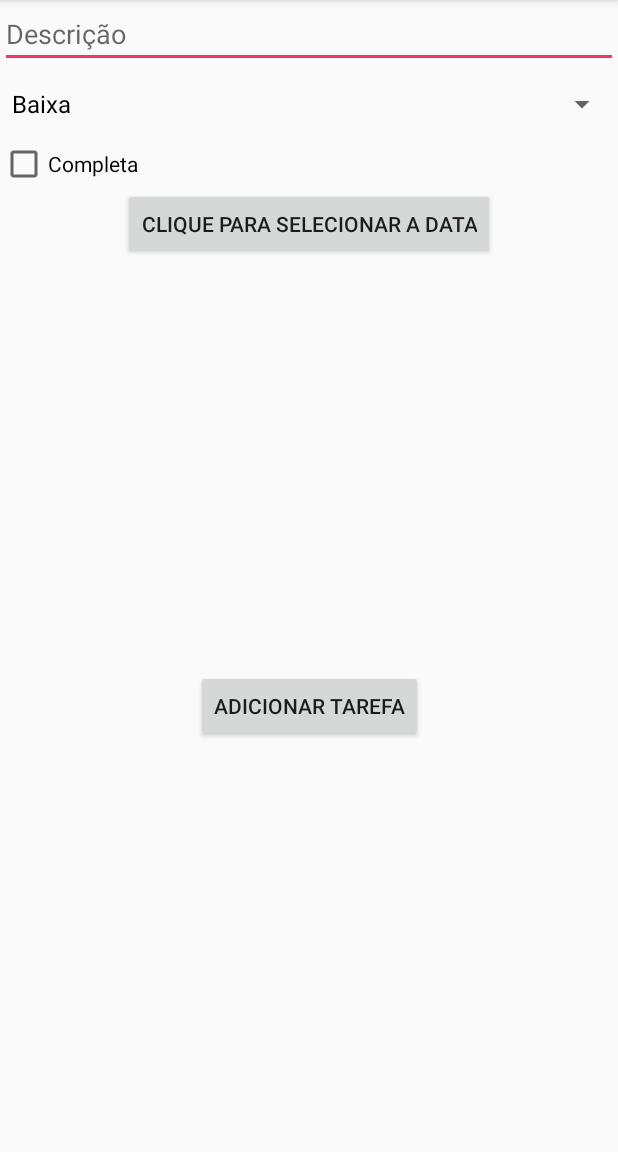
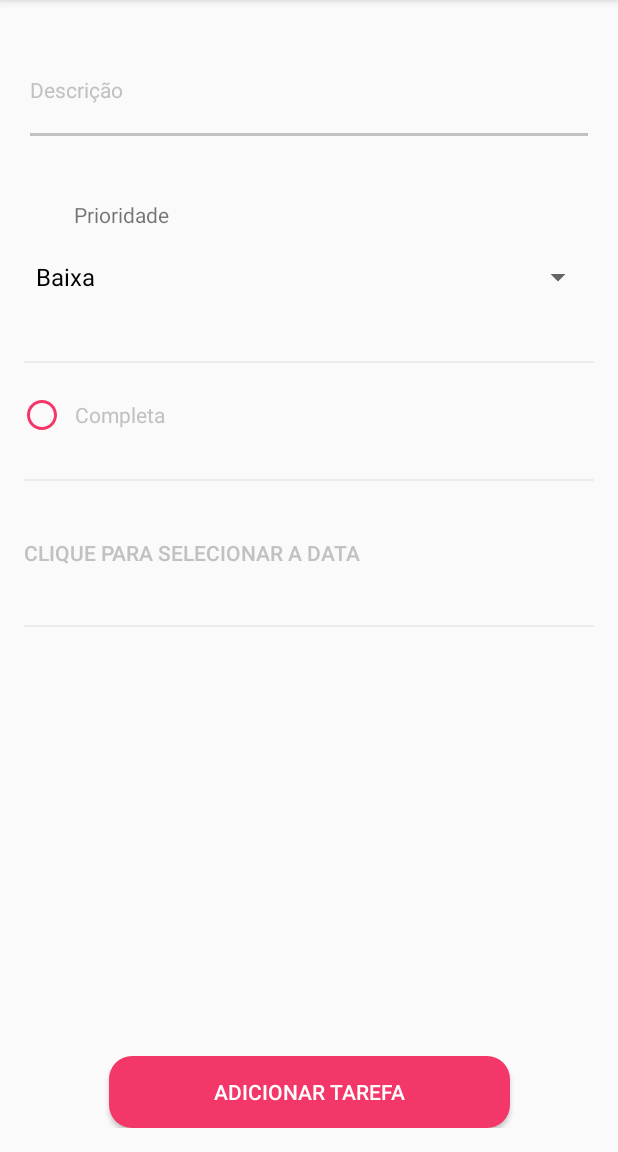
Before and after one commit to pedrvaldir/TaskProject, an Android app: the TaskFormActivity screen opened directly, with no data from a screen before it, on a phone screen of 412 x 824 dp, the part 84-1236 px from its top. Run offline under Robolectric (Android 15) with nearby library versions, the phone set to English and light mode, and no system bars.

Commit message:
adjusting layouts and finalizing project

```diff
--- a/app/build.gradle
+++ b/app/build.gradle
@@ -12,6 +12,7 @@ android {
         targetSdkVersion 28
         versionCode 1
         versionName "1.0"
+        vectorDrawables.useSupportLibrary = true
         testInstrumentationRunner "android.support.test.runner.AndroidJUnitRunner"
     }
     buildTypes {
--- a/app/src/main/java/com/taskproject/valdir/taskproject/views/LoginActivity.kt
+++ b/app/src/main/java/com/taskproject/valdir/taskproject/views/LoginActivity.kt
@@ -43,12 +43,16 @@ class LoginActivity : AppCompatActivity(), View.OnClickListener {
 
     private fun setListeners() {
         btnLogin.setOnClickListener(this)
+        textRegister.setOnClickListener(this)
     }
 
     override fun onClick(v: View) {
         when (v.id){
             R.id.btnLogin ->{
                 handleLogin()
+            }
+            R.id.textRegister ->{
+                startActivity(Intent(this,  RegisterActivity::class.java))
             }
         }
     }
--- a/app/src/main/res/layout-land/activity_login.xml
+++ b/app/src/main/res/layout-land/activity_login.xml
@@ -66,7 +66,7 @@
             android:text="Cadastre-se"
             android:layout_width="wrap_content"
             android:layout_height="wrap_content"
-            android:id="@+id/textView3"
+            android:id="@+id/textRegister"
             app:layout_constraintBottom_toBottomOf="parent"
             style="@style/mWhiteTextView" android:textStyle="bold"
             android:layout_marginStart="8dp"
--- a/app/src/main/res/layout/activity_login.xml
+++ b/app/src/main/res/layout/activity_login.xml
@@ -65,7 +65,7 @@
             android:text="Cadastre-se"
             android:layout_width="wrap_content"
             android:layout_height="wrap_content"
-            android:id="@+id/textView3"
+            android:id="@+id/textRegister"
             app:layout_constraintBottom_toBottomOf="parent" app:layout_constraintEnd_toStartOf="@+id/guideline3"
             style="@style/mWhiteTextView" android:textStyle="bold"/>
 
--- a/app/src/main/res/layout/activity_task_form.xml
+++ b/app/src/main/res/layout/activity_task_form.xml
@@ -5,47 +5,85 @@
         xmlns:app="http://schemas.android.com/apk/res-auto"
         android:layout_width="match_parent"
         android:layout_height="match_parent"
-        tools:context=".views.TaskFormActivity">
+        android:padding="16dp"
+        tools:context=".views.TaskFormActivity" android:background="@android:color/transparent">
     <EditText
             android:id="@+id/editDescription"
             android:layout_width="0dp"
             android:layout_height="wrap_content"
             android:hint="@string/descricao"
             app:layout_constraintEnd_toEndOf="parent"
-            app:layout_constraintStart_toStartOf="parent"/>
+            app:layout_constraintStart_toStartOf="parent" android:layout_marginTop="16dp"
+            app:layout_constraintTop_toTopOf="parent" style="@style/mGrayEditText" android:lines="2"/>
 
+    <TextView
+            android:text="@string/tv_prioridade_register"
+            android:layout_width="wrap_content"
+            android:layout_height="wrap_content"
+            android:id="@+id/textView2" android:layout_marginTop="36dp"
+            app:layout_constraintTop_toBottomOf="@+id/editDescription" app:layout_constraintStart_toStartOf="parent"
+            android:layout_marginStart="8dp" android:paddingLeft="25dp"/>
     <Spinner
             android:id="@+id/spinnerPriority"
             android:layout_width="0dp"
             android:layout_height="wrap_content"
             app:layout_constraintEnd_toEndOf="parent"
             app:layout_constraintStart_toStartOf="parent"
-            app:layout_constraintTop_toBottomOf="@+id/editDescription"/>
+            app:layout_constraintTop_toBottomOf="@+id/textView2" android:layout_marginTop="8dp"/>
+
+    <View
+            android:layout_width="match_parent"
+            android:layout_height="1dp"
+            android:background="#ececec"
+            tools:layout_editor_absoluteX="24dp"
+            android:layout_marginTop="32dp" app:layout_constraintTop_toBottomOf="@+id/spinnerPriority"
+            android:id="@+id/view2"/>
     <CheckBox
             android:id="@+id/checkComplete"
+            android:layout_width="0dp"
+            android:layout_height="21dp"
+            android:text="@string/check_completa"
+            app:layout_constraintStart_toStartOf="parent"
+            app:layout_constraintEnd_toEndOf="parent" app:layout_constraintHorizontal_bias="0.75"
+            android:layout_marginTop="24dp" app:layout_constraintTop_toBottomOf="@+id/view2"
+            style="@style/mGrayTextView" android:button="@drawable/checkbox_selector" android:paddingLeft="10dp"/>
+    <View
+            android:layout_width="match_parent"
+            android:layout_height="1dp"
+            android:background="#ececec"
+            tools:layout_editor_absoluteX="5dp"
+            android:id="@+id/view3" android:layout_marginTop="32dp"
+            app:layout_constraintTop_toBottomOf="@+id/checkComplete"/>
+    <Button
+            android:id="@+id/buttonDate"
             android:layout_width="0dp"
             android:layout_height="wrap_content"
             app:layout_constraintLeft_toLeftOf="parent"
             app:layout_constraintRight_toRightOf="parent"
-            app:layout_constraintTop_toBottomOf="@id/spinnerPriority"
-            android:text="@string/check_completa"/>
-    <Button
-            android:id="@+id/buttonDate"
-            android:layout_width="wrap_content"
-            android:layout_height="wrap_content"
-            app:layout_constraintLeft_toLeftOf="parent"
-            app:layout_constraintRight_toRightOf="parent"
-            app:layout_constraintTop_toBottomOf="@id/checkComplete"
-            android:text="@string/clique_selecionar_data"/>
+            android:text="@string/clique_selecionar_data"
+            app:layout_constraintHorizontal_bias="0.496" app:layout_constraintTop_toBottomOf="@+id/view3"
+            android:layout_marginTop="24dp" android:background="@android:color/transparent"
+            android:textColor="@color/colorGrayText" android:textColorHint="@color/colorGrayText"
+            app:layout_constraintEnd_toEndOf="parent"
+            app:layout_constraintStart_toStartOf="parent" android:gravity="center_vertical"/>
+
+
+    <View
+            android:layout_width="match_parent"
+            android:layout_height="1dp"
+            android:background="#ececec"
+            tools:layout_editor_absoluteX="24dp"
+            android:id="@+id/view4" app:layout_constraintTop_toBottomOf="@+id/buttonDate"
+            android:layout_marginTop="24dp"/>
+
     <Button
             android:id="@+id/buttonSave"
             android:layout_width="wrap_content"
             android:layout_height="wrap_content"
             app:layout_constraintLeft_toLeftOf="parent"
             app:layout_constraintRight_toRightOf="parent"
-            app:layout_constraintTop_toBottomOf="@id/buttonDate"
             android:text="@string/adicionar_tarefa"
-            app:layout_constraintBottom_toBottomOf="parent"/>
+            app:layout_constraintBottom_toBottomOf="parent" style="@style/mDefaultButton"/>
 
 
 </android.support.constraint.ConstraintLayout>
--- a/app/src/main/res/layout/fragment_task_list.xml
+++ b/app/src/main/res/layout/fragment_task_list.xml
@@ -17,6 +17,6 @@
             android:layout_height="wrap_content"
             android:layout_gravity="bottom|end"
             android:layout_margin="@dimen/fab_margin"
-            app:srcCompat="@android:drawable/ic_dialog_email"/>
+            app:srcCompat="@drawable/ic_add"/>
 
 </FrameLayout>
--- a/app/src/main/res/values-v21/styles.xml
+++ b/app/src/main/res/values-v21/styles.xml
@@ -12,4 +12,13 @@
         <item name="android:backgroundTint">#ffffff</item>
 
     </style>
+    <style name="mGrayEditText" parent="@android:style/TextAppearance">
+        <item name="android:textColor">@color/colorGrayText</item>
+        <item name="android:paddingBottom">20dp</item>
+        <item name="android:textColorHint">@color/colorGrayText</item>
+        <item name="android:textSize">@dimen/mainTextSize</item>
+        <item name="android:backgroundTint">@color/colorGrayText</item>
+        <item name="android:layout_marginTop">15dp</item>
+        <item name="android:drawablePadding">20dp</item>
+    </style>
 </resources>
--- a/app/src/main/res/values/strings.xml
+++ b/app/src/main/res/values/strings.xml
@@ -34,4 +34,5 @@
     <string name="remove_cancela">Cancelar</string>
     <string name="ola_toolbar">Olá,</string>
     <string name="atualizar_tarefa">Atualizar tarefa!</string>
+    <string name="tv_prioridade_register">Prioridade</string>
 </resources>
--- a/app/src/main/res/values/styles.xml
+++ b/app/src/main/res/values/styles.xml
@@ -43,4 +43,20 @@
         <item name="android:textSize">@dimen/mainTextSize</item>
     </style>
 
+    <style name="mGrayTextView" parent="@android:style/TextAppearance">
+        <item name="android:textColor">@color/colorGrayText</item>
+        <item name="android:textSize">@dimen/mainTextSize</item>
+    </style>
+
+    <style name="mGrayEditText" parent="@android:style/TextAppearance">
+        <item name="android:textColor">@color/colorGrayText</item>
+        <item name="android:paddingBottom">20dp</item>
+        <item name="android:textColorHint">@color/colorGrayText</item>
+        <item name="android:textSize">@dimen/mainTextSize</item>
+        <item name="android:layout_marginTop">15dp</item>
+        <item name="android:drawablePadding">20dp</item>
+    </style>
+
+
+
 </resources>
```
Also changed, not shown: app/src/main/res/layout/activity_register.xml (+16 -12 lines), app/src/main/res/layout/nav_header_main.xml (+7 -5 lines).
